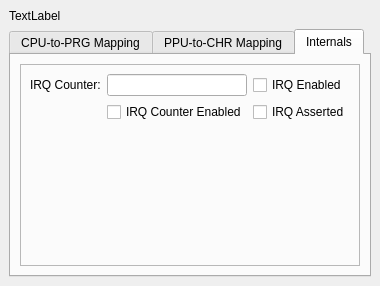
Before: the Qt Designer form debugger/mapperinformationdockwidget.ui in christopherpow/nesicide, drawn with Qt 5.
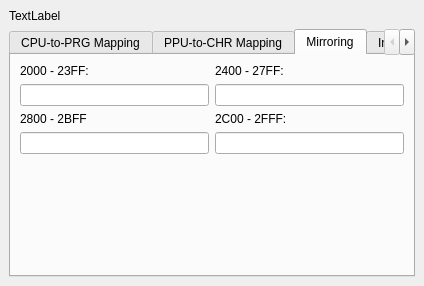
After: the same form once the commit is applied. The open tabs and pages were chosen to show the change.

Commit message: Adding mirroring info to mapper inspector.  Trying yet again to fix the framestep-does-a-run problem.

```diff
--- a/debugger/mapperinformationdockwidget.ui
+++ b/debugger/mapperinformationdockwidget.ui
@@ -6,7 +6,7 @@
    <rect>
     <x>0</x>
     <y>0</y>
-    <width>380</width>
+    <width>386</width>
     <height>286</height>
    </rect>
   </property>
@@ -34,7 +34,7 @@
     <item row="1" column="0">
      <widget class="QTabWidget" name="tabWidget">
       <property name="currentIndex">
-       <number>2</number>
+       <number>3</number>
       </property>
       <widget class="QWidget" name="prgBanking">
        <attribute name="title">
@@ -244,18 +244,94 @@
         </item>
        </layout>
       </widget>
+      <widget class="QWidget" name="tab">
+       <attribute name="title">
+        <string>Mirroring</string>
+       </attribute>
+       <layout class="QGridLayout" name="gridLayout_7">
+        <item row="0" column="0">
+         <widget class="QLabel" name="label_25">
+          <property name="text">
+           <string>2000 - 23FF:</string>
+          </property>
+         </widget>
+        </item>
+        <item row="0" column="1">
+         <widget class="QLabel" name="label_22">
+          <property name="text">
+           <string>2400 - 27FF:</string>
+          </property>
+         </widget>
+        </item>
+        <item row="1" column="0">
+         <widget class="QLineEdit" name="nt0">
+          <property name="readOnly">
+           <bool>true</bool>
+          </property>
+         </widget>
+        </item>
+        <item row="1" column="1">
+         <widget class="QLineEdit" name="nt1">
+          <property name="readOnly">
+           <bool>true</bool>
+          </property>
+         </widget>
+        </item>
+        <item row="2" column="0">
+         <widget class="QLabel" name="label_23">
+          <property name="text">
+           <string>2800 - 2BFF</string>
+          </property>
+         </widget>
+        </item>
+        <item row="2" column="1">
+         <widget class="QLabel" name="label_24">
+          <property name="text">
+           <string>2C00 - 2FFF:</string>
+          </property>
+         </widget>
+        </item>
+        <item row="3" column="0">
+         <widget class="QLineEdit" name="nt2">
+          <property name="readOnly">
+           <bool>true</bool>
+          </property>
+         </widget>
+        </item>
+        <item row="3" column="1">
+         <widget class="QLineEdit" name="nt3">
+          <property name="readOnly">
+           <bool>true</bool>
+          </property>
+         </widget>
+        </item>
+        <item row="4" column="0" colspan="2">
+         <spacer name="verticalSpacer_6">
+          <property name="orientation">
+           <enum>Qt::Vertical</enum>
+          </property>
+          <property name="sizeHint" stdset="0">
+           <size>
+            <width>20</width>
+            <height>40</height>
+           </size>
+          </property>
+         </spacer>
+        </item>
+       </layout>
+      </widget>
       <widget class="QWidget" name="internalInfo_2">
        <attribute name="title">
         <string>Internals</string>
        </attribute>
        <layout class="QGridLayout" name="gridLayout_8">
-        <item row="0" column="0">
+        <item row="1" column="0">
          <widget class="QStackedWidget" name="internalInfo">
           <property name="frameShape">
            <enum>QFrame::StyledPanel</enum>
           </property>
           <property name="currentIndex">
-           <number>1</number>
+           <number>3</number>
           </property>
           <widget class="QWidget" name="noInternals"/>
           <widget class="QWidget" name="mapper1">
@@ -386,17 +462,17 @@
           </widget>
           <widget class="QWidget" name="mapper69">
            <layout class="QGridLayout" name="gridLayout_6">
-            <item row="0" column="0">
+            <item row="1" column="0">
              <widget class="QLabel" name="label_21">
               <property name="text">
                <string>IRQ Counter:</string>
               </property>
              </widget>
             </item>
-            <item row="0" column="1">
+            <item row="1" column="1">
              <widget class="QLineEdit" name="irqCounter69"/>
             </item>
-            <item row="0" column="2">
+            <item row="1" column="2">
              <widget class="QCheckBox" name="irqEnabled69">
               <property name="text">
                <string>IRQ Enabled</string>
@@ -406,7 +482,7 @@
               </property>
              </widget>
             </item>
-            <item row="2" column="0" colspan="3">
+            <item row="7" column="0" colspan="3">
              <spacer name="verticalSpacer_5">
               <property name="orientation">
                <enum>Qt::Vertical</enum>
@@ -419,20 +495,71 @@
               </property>
              </spacer>
             </item>
-            <item row="1" column="2">
+            <item row="2" column="2">
              <widget class="QCheckBox" name="irqAsserted69">
               <property name="text">
                <string>IRQ Asserted</string>
               </property>
              </widget>
             </item>
-            <item row="1" column="1">
+            <item row="2" column="1">
              <widget class="QCheckBox" name="irqCounterEnabled69">
               <property name="text">
                <string>IRQ Counter Enabled</string>
               </property>
              </widget>
             </item>
+            <item row="3" column="0">
+             <widget class="QLabel" name="label_13">
+              <property name="text">
+               <string>6000 - 7FFF:</string>
+              </property>
+             </widget>
+            </item>
+            <item row="3" column="1" colspan="2">
+             <widget class="QLineEdit" name="sramOrPrgBank69"/>
+            </item>
+            <item row="4" column="1">
+             <widget class="QCheckBox" name="sramEnabled69">
+              <property name="text">
+               <string>6000 - 7FFF Enabled</string>
+              </property>
+             </widget>
+            </item>
+            <item row="4" column="2">
+             <widget class="QCheckBox" name="sramIsSram69">
+              <property name="text">
+               <string>6000 - 7FFF is SRAM</string>
+              </property>
+             </widget>
+            </item>
+            <item row="5" column="0" colspan="3">
+             <layout class="QHBoxLayout" name="horizontalLayout">
+              <item>
+               <widget class="QLabel" name="label_14">
+                <property name="text">
+                 <string>Register Selected:</string>
+                </property>
+                <property name="wordWrap">
+                 <bool>true</bool>
+                </property>
+               </widget>
+              </item>
+              <item>
+               <widget class="QLineEdit" name="regSelected69"/>
+              </item>
+              <item>
+               <widget class="QLabel" name="label_17">
+                <property name="text">
+                 <string>Value:</string>
+                </property>
+               </widget>
+              </item>
+              <item>
+               <widget class="QLineEdit" name="regValue69"/>
+              </item>
+             </layout>
+            </item>
            </layout>
           </widget>
          </widget>
```
The commit also changes 2 other files.
